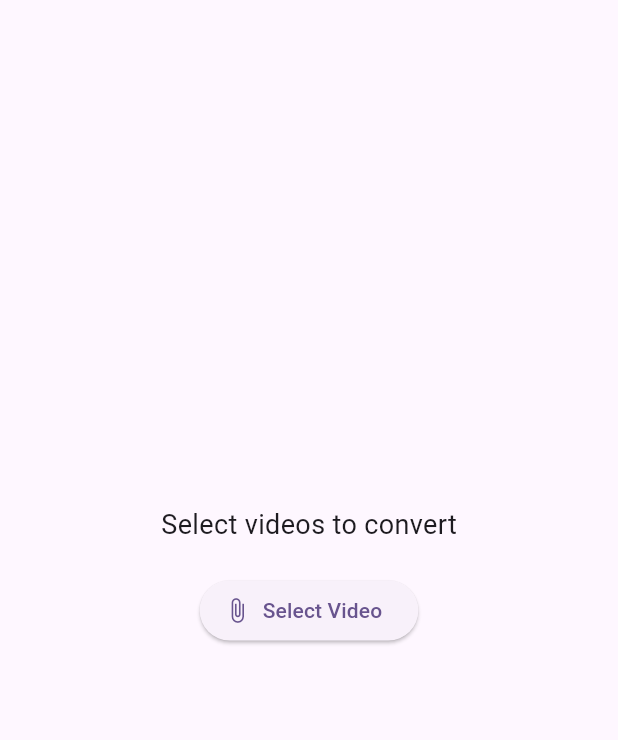
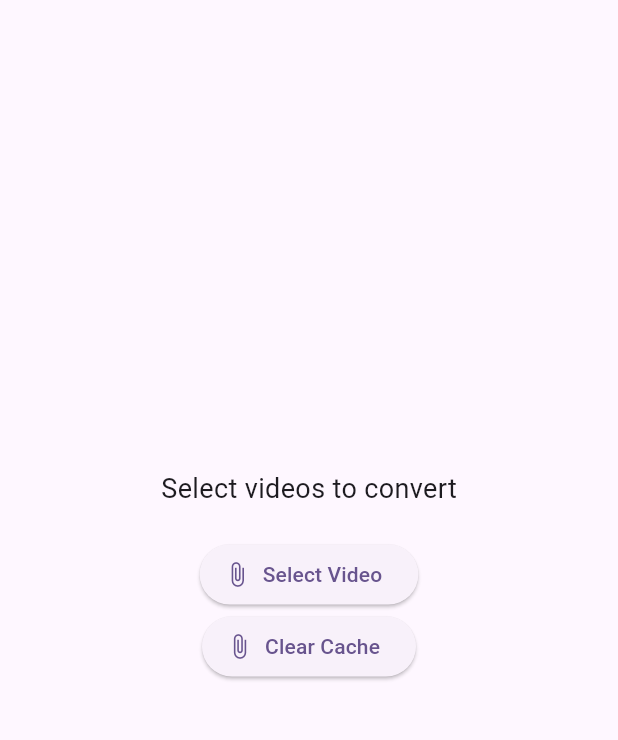
Before and after one commit to AppetiteAndroid/flutter_video_converter, a Flutter app: the screen it shows after launch, on a phone screen of 412 x 824 dp, the part 84-824 px from its top. Run offline on Flutter 3.47's test engine with Material 3 defaults, Android fonts, the phone set to English and light mode, and no system bars; our stand-ins replace image_picker, plugin_platform_interface, video_player.

```diff
--- a/example/lib/main.dart
+++ b/example/lib/main.dart
@@ -69,7 +69,6 @@ class _VideoConverterPageState extends State<VideoConverterPage> {
         _isConverting = true;
         _conversionProgress = 0.0;
       });
-
       _convertedVideoPath = await converter.FlutterVideoConverter.convertVideo(
         _videoFile!,
         quality: _selectedQuality,
@@ -276,6 +275,13 @@ class _VideoConverterPageState extends State<VideoConverterPage> {
                 icon: const Icon(Icons.attach_file),
                 label: const Text('Select Video'),
               ),
+              ElevatedButton.icon(
+                onPressed: () {
+                  converter.FlutterVideoConverter.clearCache();
+                },
+                icon: const Icon(Icons.attach_file),
+                label: const Text('Clear Cache'),
+              ),
 
               // Настройки конвертации
               if (_videoFile != null) ...[
```
Also changed, not shown: 1 other file.
